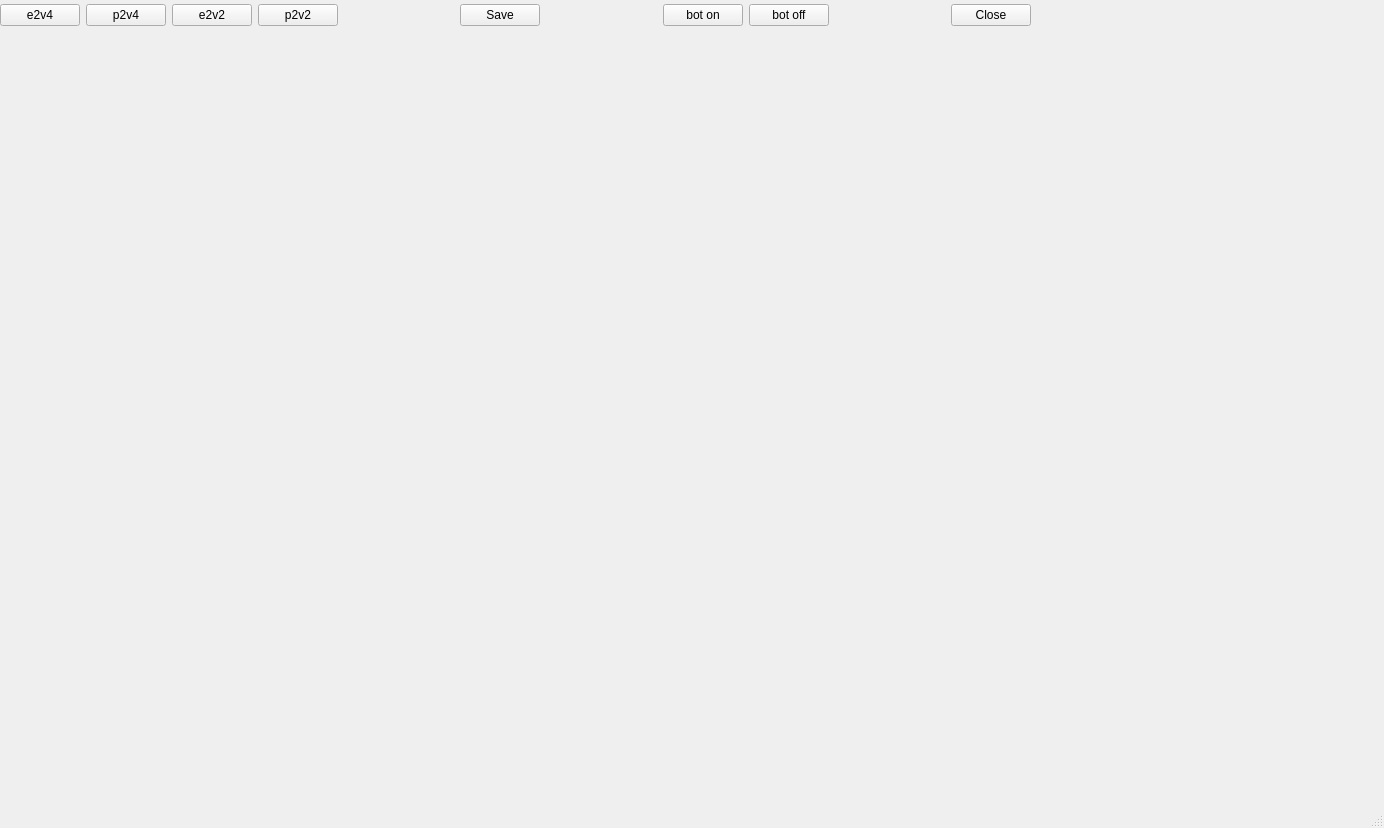
vitaliibalakin/c_orbit, file bpm_plot/uis/bpm's.ui: the form before one commit.
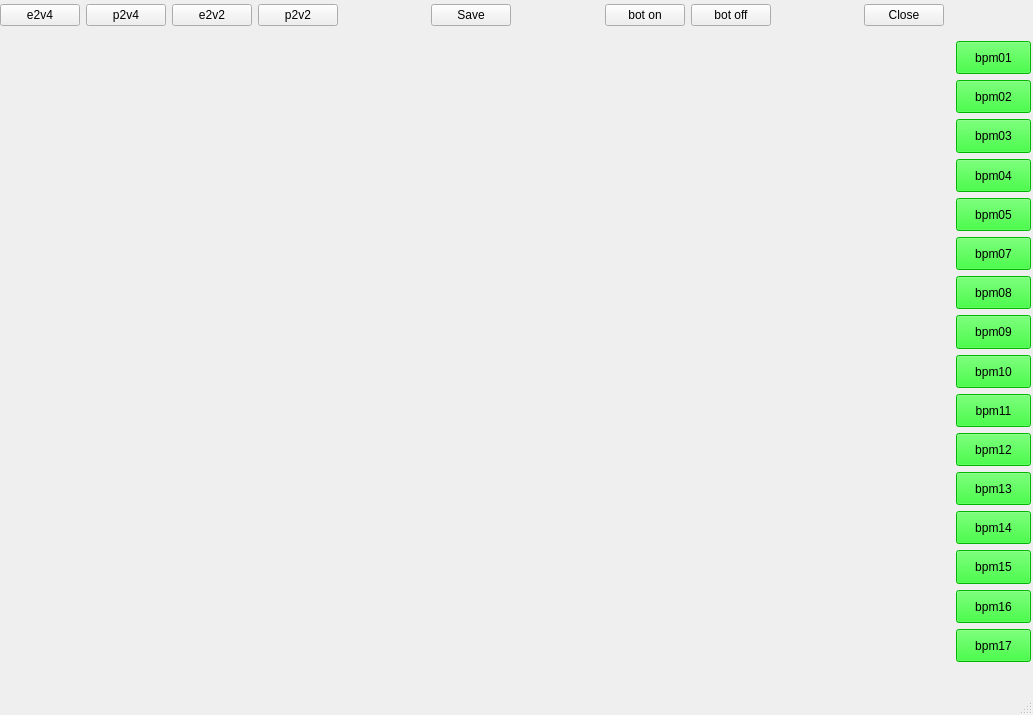
The form after the commit.

```diff
--- a/bpm_plot/uis/bpm's.ui
+++ b/bpm_plot/uis/bpm's.ui
@@ -6,8 +6,8 @@
    <rect>
     <x>0</x>
     <y>0</y>
-    <width>1384</width>
-    <height>828</height>
+    <width>1033</width>
+    <height>715</height>
    </rect>
   </property>
   <property name="windowTitle">
@@ -24,7 +24,7 @@
      </rect>
     </property>
     <layout class="QGridLayout" name="gridLayout">
-     <item row="0" column="15">
+     <item row="0" column="16">
       <spacer name="horizontalSpacer_4">
        <property name="orientation">
         <enum>Qt::Horizontal</enum>
@@ -112,26 +112,295 @@
        </property>
       </spacer>
      </item>
-     <item row="0" column="16">
+     <item row="0" column="15">
       <widget class="QPushButton" name="btn_close">
        <property name="text">
         <string>Close</string>
        </property>
       </widget>
      </item>
+     <item row="0" column="14">
+      <spacer name="horizontalSpacer_6">
+       <property name="orientation">
+        <enum>Qt::Horizontal</enum>
+       </property>
+       <property name="sizeHint" stdset="0">
+        <size>
+         <width>40</width>
+         <height>20</height>
+        </size>
+       </property>
+      </spacer>
+     </item>
     </layout>
    </widget>
    <widget class="QWidget" name="verticalLayoutWidget">
     <property name="geometry">
      <rect>
-      <x>0</x>
-      <y>30</y>
-      <width>1121</width>
-      <height>751</height>
+      <x>10</x>
+      <y>41</y>
+      <width>1021</width>
+      <height>621</height>
      </rect>
     </property>
-    <layout class="QVBoxLayout" name="verticalLayout">
-     <item>
+    <layout class="QGridLayout" name="gridLayout_2">
+     <item row="11" column="1">
+      <widget class="QPushButton" name="btn_bpm13">
+       <property name="maximumSize">
+        <size>
+         <width>75</width>
+         <height>100</height>
+        </size>
+       </property>
+       <property name="styleSheet">
+        <string notr="true">background-color:rgb(0, 255, 0)</string>
+       </property>
+       <property name="text">
+        <string>bpm13</string>
+       </property>
+      </widget>
+     </item>
+     <item row="8" column="1">
+      <widget class="QPushButton" name="btn_bpm10">
+       <property name="maximumSize">
+        <size>
+         <width>75</width>
+         <height>100</height>
+        </size>
+       </property>
+       <property name="styleSheet">
+        <string notr="true">background-color:rgb(0, 255, 0)</string>
+       </property>
+       <property name="text">
+        <string>bpm10</string>
+       </property>
+      </widget>
+     </item>
+     <item row="5" column="1">
+      <widget class="QPushButton" name="btn_bpm07">
+       <property name="maximumSize">
+        <size>
+         <width>75</width>
+         <height>100</height>
+        </size>
+       </property>
+       <property name="styleSheet">
+        <string notr="true">background-color:rgb(0, 255, 0)</string>
+       </property>
+       <property name="text">
+        <string>bpm07</string>
+       </property>
+      </widget>
+     </item>
+     <item row="10" column="1">
+      <widget class="QPushButton" name="btn_bpm12">
+       <property name="maximumSize">
+        <size>
+         <width>75</width>
+         <height>100</height>
+        </size>
+       </property>
+       <property name="styleSheet">
+        <string notr="true">background-color:rgb(0, 255, 0)</string>
+       </property>
+       <property name="text">
+        <string>bpm12</string>
+       </property>
+      </widget>
+     </item>
+     <item row="9" column="1">
+      <widget class="QPushButton" name="btn_bpm11">
+       <property name="maximumSize">
+        <size>
+         <width>75</width>
+         <height>100</height>
+        </size>
+       </property>
+       <property name="styleSheet">
+        <string notr="true">background-color:rgb(0, 255, 0)</string>
+       </property>
+       <property name="text">
+        <string>bpm11</string>
+       </property>
+      </widget>
+     </item>
+     <item row="3" column="1">
+      <widget class="QPushButton" name="btn_bpm04">
+       <property name="maximumSize">
+        <size>
+         <width>75</width>
+         <height>100</height>
+        </size>
+       </property>
+       <property name="styleSheet">
+        <string notr="true">background-color:rgb(0, 255, 0)</string>
+       </property>
+       <property name="text">
+        <string>bpm04</string>
+       </property>
+      </widget>
+     </item>
+     <item row="6" column="1">
+      <widget class="QPushButton" name="btn_bpm08">
+       <property name="maximumSize">
+        <size>
+         <width>75</width>
+         <height>100</height>
+        </size>
+       </property>
+       <property name="styleSheet">
+        <string notr="true">background-color:rgb(0, 255, 0)</string>
+       </property>
+       <property name="text">
+        <string>bpm08</string>
+       </property>
+      </widget>
+     </item>
+     <item row="1" column="1">
+      <widget class="QPushButton" name="btn_bpm02">
+       <property name="maximumSize">
+        <size>
+         <width>75</width>
+         <height>100</height>
+        </size>
+       </property>
+       <property name="styleSheet">
+        <string notr="true">background-color:rgb(0, 255, 0)</string>
+       </property>
+       <property name="text">
+        <string>bpm02</string>
+       </property>
+      </widget>
+     </item>
+     <item row="2" column="1">
+      <widget class="QPushButton" name="btn_bpm03">
+       <property name="maximumSize">
+        <size>
+         <width>75</width>
+         <height>100</height>
+        </size>
+       </property>
+       <property name="styleSheet">
+        <string notr="true">background-color:rgb(0, 255, 0)</string>
+       </property>
+       <property name="text">
+        <string>bpm03</string>
+       </property>
+      </widget>
+     </item>
+     <item row="12" column="1">
+      <widget class="QPushButton" name="btn_bpm14">
+       <property name="maximumSize">
+        <size>
+         <width>75</width>
+         <height>100</height>
+        </size>
+       </property>
+       <property name="styleSheet">
+        <string notr="true">background-color:rgb(0, 255, 0)</string>
+       </property>
+       <property name="text">
+        <string>bpm14</string>
+       </property>
+      </widget>
+     </item>
+     <item row="4" column="1">
+      <widget class="QPushButton" name="btn_bpm05">
+       <property name="maximumSize">
+        <size>
+         <width>75</width>
+         <height>100</height>
+        </size>
+       </property>
+       <property name="styleSheet">
+        <string notr="true">background-color:rgb(0, 255, 0)</string>
+       </property>
+       <property name="text">
+        <string>bpm05</string>
+       </property>
+      </widget>
+     </item>
+     <item row="7" column="1">
+      <widget class="QPushButton" name="btn_bpm09">
+       <property name="maximumSize">
+        <size>
+         <width>75</width>
+         <height>100</height>
+        </size>
+       </property>
+       <property name="styleSheet">
+        <string notr="true">background-color:rgb(0, 255, 0)</string>
+       </property>
+       <property name="text">
+        <string>bpm09</string>
+       </property>
+      </widget>
+     </item>
+     <item row="13" column="1">
+      <widget class="QPushButton" name="btn_bpm15">
+       <property name="maximumSize">
+        <size>
+         <width>75</width>
+         <height>100</height>
+        </size>
+       </property>
+       <property name="styleSheet">
+        <string notr="true">background-color:rgb(0, 255, 0)</string>
+       </property>
+       <property name="text">
+        <string>bpm15</string>
+       </property>
+      </widget>
+     </item>
+     <item row="14" column="1">
+      <widget class="QPushButton" name="btn_bpm16">
+       <property name="maximumSize">
+        <size>
+         <width>75</width>
+         <height>100</height>
+        </size>
+       </property>
+       <property name="styleSheet">
+        <string notr="true">background-color:rgb(0, 255, 0)</string>
+       </property>
+       <property name="text">
+        <string>bpm16</string>
+       </property>
+      </widget>
+     </item>
+     <item row="15" column="1">
+      <widget class="QPushButton" name="btn_bpm17">
+       <property name="maximumSize">
+        <size>
+         <width>75</width>
+         <height>100</height>
+        </size>
+       </property>
+       <property name="styleSheet">
+        <string notr="true">background-color:rgb(0, 255, 0)</string>
+       </property>
+       <property name="text">
+        <string>bpm17</string>
+       </property>
+      </widget>
+     </item>
+     <item row="0" column="1">
+      <widget class="QPushButton" name="btn_bpm01">
+       <property name="maximumSize">
+        <size>
+         <width>75</width>
+         <height>100</height>
+        </size>
+       </property>
+       <property name="styleSheet">
+        <string notr="true">background-color:rgb(0, 255, 0)</string>
+       </property>
+       <property name="text">
+        <string>bpm01</string>
+       </property>
+      </widget>
+     </item>
+     <item row="0" column="0" rowspan="16">
       <widget class="QWidget" name="plot_coor" native="true">
        <property name="styleSheet">
         <string notr="true">white</string>
@@ -140,16 +409,6 @@
      </item>
     </layout>
    </widget>
-   <widget class="QWidget" name="widget" native="true">
-    <property name="geometry">
-     <rect>
-      <x>1130</x>
-      <y>30</y>
-      <width>241</width>
-      <height>421</height>
-     </rect>
-    </property>
-   </widget>
   </widget>
   <widget class="QMenuBar" name="menubar">
    <property name="geometry">
```
Left out of the diff: 4 changed lines with no effect on the pictures.
